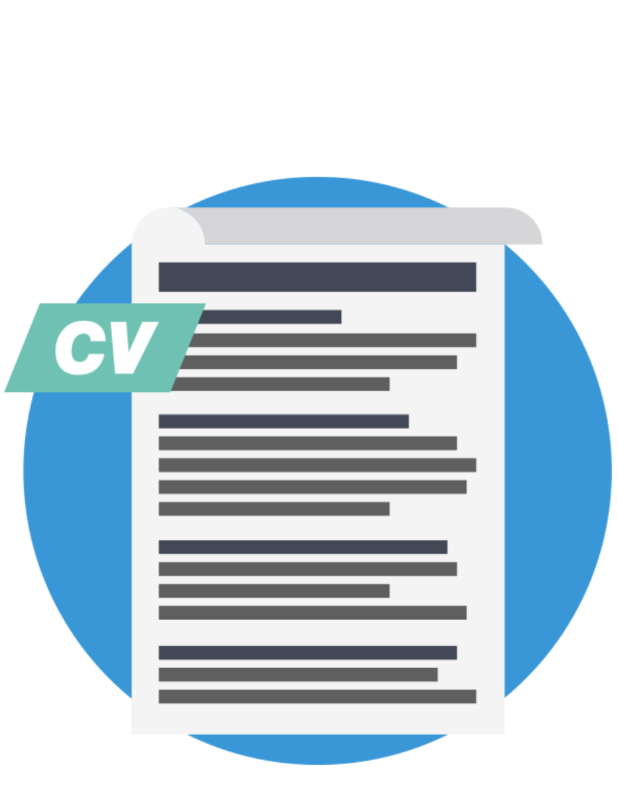
After one commit to mirandox/app-project-curriculum, an Android app: the SplashScreenActivity screen opened directly, with no data from a screen before it, on a phone screen of 412 x 824 dp. The commit adds this screen. Shown: the top 805 px of the screen. Run offline under Robolectric (Android 15) with nearby library versions, the phone set to English and light mode, and no system bars.

Commit message:
add splash

```diff
--- a/app/src/main/AndroidManifest.xml
+++ b/app/src/main/AndroidManifest.xml
@@ -10,7 +10,9 @@
         android:supportsRtl="true"
         android:theme="@style/AppTheme">
         <activity android:name=".InformationsActivity"></activity>
-        <activity android:name=".MainActivity">
+        <activity android:name=".MainActivity"></activity>
+        <activity android:name=".SplashScreenActivity"
+            android:theme="@style/AppCompat.TelaCheia">
             <intent-filter>
                 <action android:name="android.intent.action.MAIN" />
 
--- a/app/src/main/java/com/mirandox/curriculum/CustomAdapter.java
+++ b/app/src/main/java/com/mirandox/curriculum/CustomAdapter.java
@@ -13,8 +13,6 @@ import androidx.cardview.widget.CardView;
 import androidx.recyclerview.widget.RecyclerView;
 
 import com.squareup.picasso.Picasso;
-
-import org.w3c.dom.Text;
 
 public class CustomAdapter extends RecyclerView.Adapter<CustomAdapter.MyViewHolder> {
 
--- a/app/src/main/java/com/mirandox/curriculum/MainActivity.java
+++ b/app/src/main/java/com/mirandox/curriculum/MainActivity.java
@@ -1,13 +1,8 @@
 package com.mirandox.curriculum;
 
-import android.graphics.Bitmap;
-import android.graphics.BitmapFactory;
 import android.os.Bundle;
-import android.widget.ImageView;
 
 import androidx.appcompat.app.AppCompatActivity;
-import androidx.core.graphics.drawable.RoundedBitmapDrawable;
-import androidx.core.graphics.drawable.RoundedBitmapDrawableFactory;
 import androidx.recyclerview.widget.LinearLayoutManager;
 import androidx.recyclerview.widget.RecyclerView;
 
--- /dev/null
+++ b/app/src/main/java/com/mirandox/curriculum/SplashScreenActivity.java
@@ -0,0 +1,30 @@
+package com.mirandox.curriculum;
+
+import android.content.Intent;
+import android.os.Bundle;
+import android.os.Handler;
+
+import androidx.appcompat.app.AppCompatActivity;
+
+public class SplashScreenActivity extends AppCompatActivity {
+
+    @Override
+    public void onCreate(Bundle savedInstanceState) {
+        super.onCreate(savedInstanceState);
+        setContentView(R.layout.activity_splash_screen);
+        Handler handler = new Handler();
+        handler.postDelayed(new Runnable() {
+            @Override
+            public void run() {
+                mainView();
+            }
+        }, 3000);
+
+    }
+
+    private void mainView() {
+        Intent intent = new Intent(SplashScreenActivity.this, MainActivity.class);
+        startActivity(intent);
+        finish();
+    }
+}
--- /dev/null
+++ b/app/src/main/res/layout/activity_splash_screen.xml
@@ -0,0 +1,24 @@
+<?xml version="1.0" encoding="utf-8"?>
+<LinearLayout xmlns:android="http://schemas.android.com/apk/res/android"
+    android:orientation="vertical"
+    android:layout_width="match_parent"
+    android:layout_height="match_parent"
+    android:background="#fff">
+
+    <ImageView
+        android:layout_width="wrap_content"
+        android:layout_height="wrap_content"
+        android:layout_gravity="center"
+        android:src="@drawable/curriculumdois" />
+
+<!--    <TextView-->
+<!--        android:layout_width="match_parent"-->
+<!--        android:layout_height="wrap_content"-->
+<!--        android:gravity="center"-->
+<!--        android:text="Curriculum Vitae"-->
+<!--        android:textColor="#000"-->
+<!--        android:textStyle="bold"-->
+<!--        android:textSize="30dp"-->
+<!--        android:fontFamily="sans-serif-smallcaps"/>-->
+
+</LinearLayout>
--- a/app/src/main/res/values/styles.xml
+++ b/app/src/main/res/values/styles.xml
@@ -8,4 +8,8 @@
         <item name="colorAccent">@color/colorAccent</item>
     </style>
 
+    <style name="AppCompat.TelaCheia" parent="Theme.AppCompat.NoActionBar">
+        <item name="android:windowFullscreen">true</item>
+    </style>
+
 </resources>
```
Also changed, not shown: app/src/main/res/drawable/curriculo.png (added), app/src/main/res/drawable/curriculumdois.png (added).
